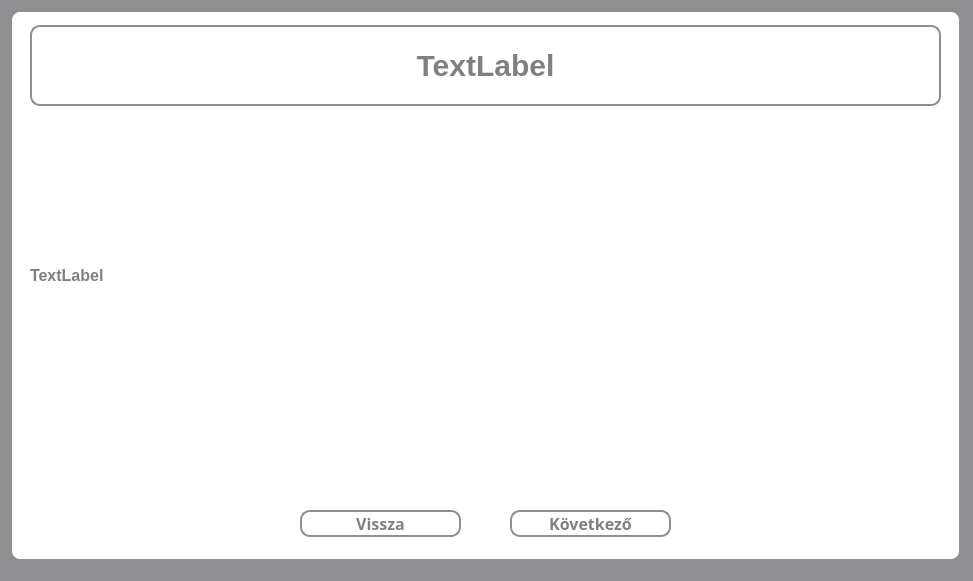
The window that src/main/resources/ui/default/learnWindow.ui (pkristof1999/Szakdolgozat) describes before a commit, drawn with Qt 5.
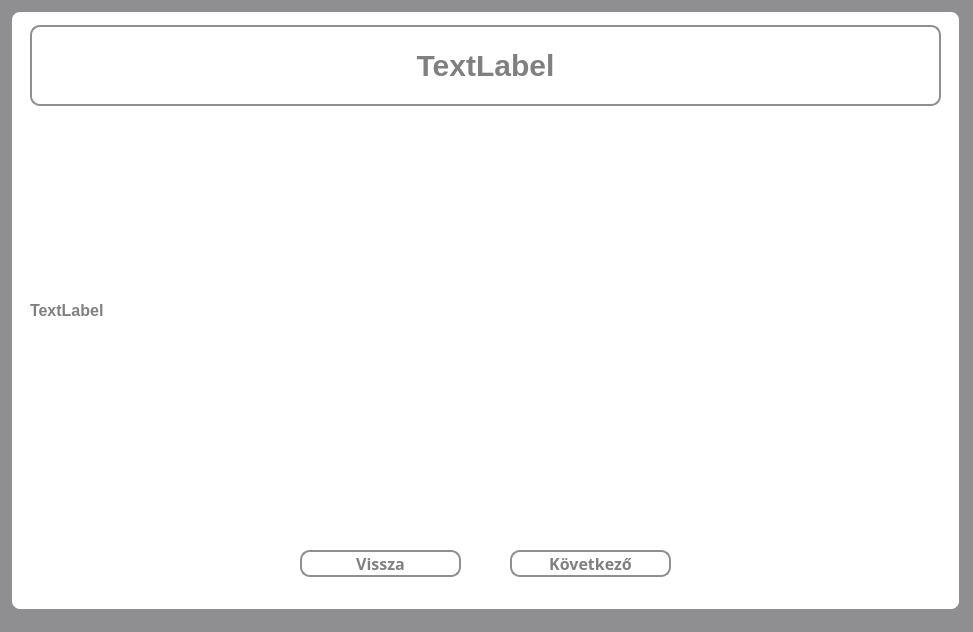
The same window after the commit.

Commit message: Tanulós mód stílusának módosítása

Diff of the .ui file:
```diff
--- a/src/main/resources/ui/default/learnWindow.ui
+++ b/src/main/resources/ui/default/learnWindow.ui
@@ -7,7 +7,7 @@
     <x>0</x>
     <y>0</y>
     <width>973</width>
-    <height>581</height>
+    <height>632</height>
    </rect>
   </property>
   <property name="windowTitle">
@@ -25,7 +25,7 @@
       <x>10</x>
       <y>10</y>
       <width>951</width>
-      <height>551</height>
+      <height>601</height>
      </rect>
     </property>
     <property name="styleSheet">
@@ -42,7 +42,7 @@
      <property name="geometry">
       <rect>
        <x>290</x>
-       <y>500</y>
+       <y>540</y>
        <width>161</width>
        <height>27</height>
       </rect>
@@ -73,7 +73,7 @@
      <property name="geometry">
       <rect>
        <x>500</x>
-       <y>500</y>
+       <y>540</y>
        <width>161</width>
        <height>27</height>
       </rect>
@@ -128,7 +128,7 @@
        <x>20</x>
        <y>100</y>
        <width>911</width>
-       <height>331</height>
+       <height>401</height>
       </rect>
      </property>
      <property name="styleSheet">
```
